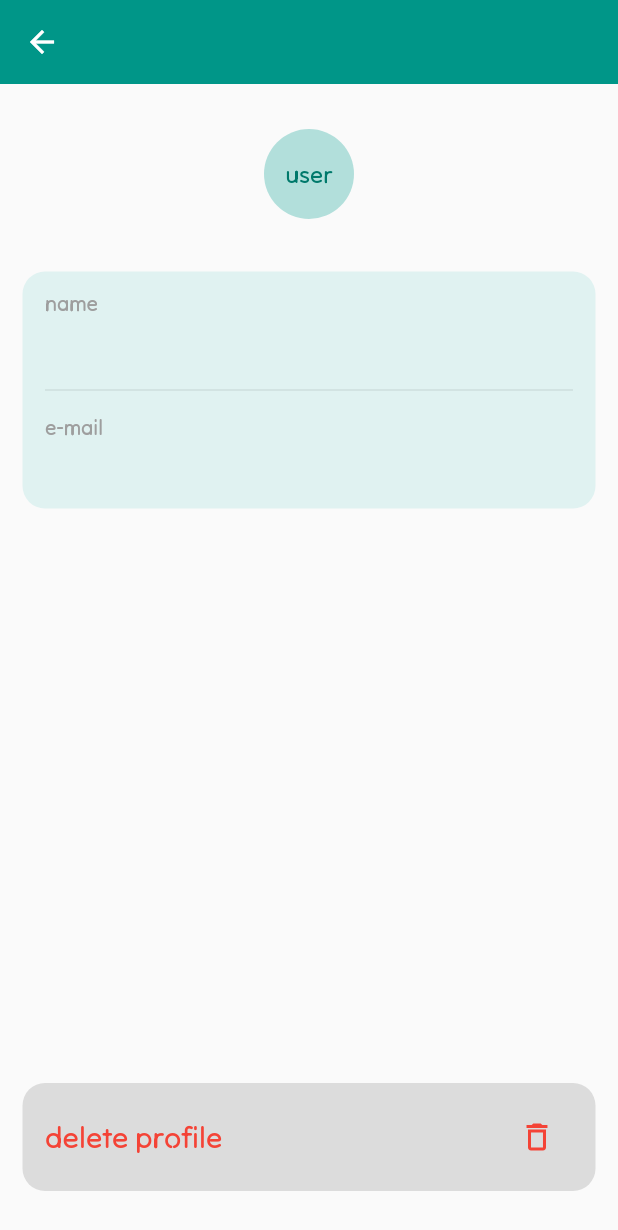
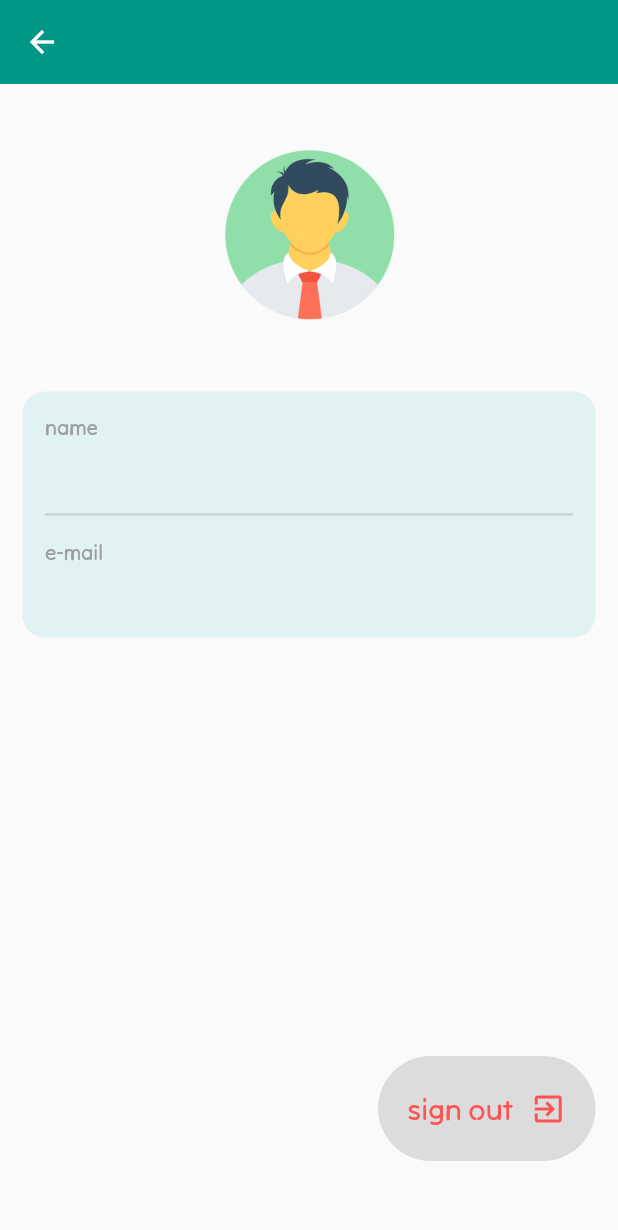
Before and after one commit to SomethingRight/worldofword, a Flutter app: the UserPage screen opened by its route, on a phone screen of 412 x 824 dp. Shown: the top 1230 px of the screen. Run offline on Flutter 3.47's test engine with Material 2 defaults, Android fonts, the phone set to English and light mode, and no system bars; our stand-ins replace cloud_firestore, equatable, firebase_auth, firebase_core, flutter_bloc, flutter_slidable and 2 more; accounts and stored records are empty.

Commit message:
refactoring of bloc + layout refactoring. some design )

```diff
--- a/lib/api/auth/firebase_auth_api.dart
+++ b/lib/api/auth/firebase_auth_api.dart
@@ -1,6 +1,7 @@
 import 'dart:developer';
 
 import 'package:firebase_auth/firebase_auth.dart';
+import 'package:firebase_core/firebase_core.dart';
 import 'package:flutter/foundation.dart';
 import 'package:flutter/material.dart';
 import 'package:injectable/injectable.dart';
@@ -22,8 +23,8 @@ class FirebaseAuthApi implements FbAuthApiI {
       await FirebaseAuth.instance
           .createUserWithEmailAndPassword(email: email, password: password);
       debugPrint('@@@ name=$name');
-
       final User? user = FirebaseAuth.instance.currentUser;
+      user?.updateDisplayName(name);
       return user;
     } on FirebaseAuthException catch (e, stack) {
       throw fbLoginExceptionConverter.fromFirebaseAuthException(e, stack);
--- a/lib/module/menu/pages/user/user_page.dart
+++ b/lib/module/menu/pages/user/user_page.dart
@@ -2,6 +2,8 @@ import 'package:flutter/material.dart';
 import 'package:flutter_bloc/flutter_bloc.dart';
 import 'package:worldofword/core/di/service_locator.dart';
 import 'package:worldofword/module/menu/pages/user/user_page_bloc.dart';
+
+import '../../../../core/navigation/router.dart';
 
 class UserPage extends StatefulWidget {
   const UserPage({super.key});
@@ -9,8 +11,6 @@ class UserPage extends StatefulWidget {
   @override
   State<UserPage> createState() => _UserPageState();
 }
-
-// TODO fix displayName not working
 
 class _UserPageState extends State<UserPage> {
   late UserPageBloc _bloc;
@@ -24,32 +24,45 @@ class _UserPageState extends State<UserPage> {
 
   @override
   Widget build(BuildContext context) {
-    return BlocBuilder<UserPageBloc, UserPageState>(
+    return BlocConsumer<UserPageBloc, UserPageState>(
       bloc: _bloc,
+      listener: (context, state) async {
+        if (state.status == StatusUser.loggedOut) {
+          ScaffoldMessenger.of(context).showSnackBar(const SnackBar(
+            content: Text('logged out'),
+            duration: Duration(seconds: 1),
+          ));
+          await Future.delayed(const Duration(milliseconds: 1500));
+          Navigator.pushReplacementNamed(context, RouterI.authPage);
+        }
+      },
       builder: (context, state) {
         return Scaffold(
           appBar: AppBar(
             elevation: 0,
           ),
           body: Padding(
-            padding: const EdgeInsets.only(left: 15, top: 30, right: 15, bottom: 30),
+            padding:
+                const EdgeInsets.only(left: 15, top: 30, right: 15, bottom: 50),
             child: Column(
               mainAxisAlignment: MainAxisAlignment.spaceBetween,
+              crossAxisAlignment: CrossAxisAlignment.end,
               children: [
                 Column(
                   children: [
-                    Center(
-                      child: CircleAvatar(
-                          radius: 30,
-                          backgroundColor: Theme.of(context).primaryColorLight,
-                          child: const Text('user')),
-                    ),
+                    const Center(
+                        child: CircleAvatar(
+                      backgroundColor: Colors.transparent,
+                      backgroundImage:
+                          AssetImage('assets/images/png/user_avatar.png'),
+                      radius: 70,
+                    )),
                     const SizedBox(
                       height: 35,
                     ),
                     Container(
                       padding: const EdgeInsets.symmetric(
-                          horizontal: 15, vertical: 12),
+                          horizontal: 15, vertical: 15),
                       decoration: BoxDecoration(
                           color: Theme.of(context).secondaryHeaderColor,
                           borderRadius:
@@ -71,7 +84,9 @@ class _UserPageState extends State<UserPage> {
                           const SizedBox(
                             height: 8,
                           ),
-                          const Divider(),
+                          const Divider(
+                            thickness: 1.6,
+                          ),
                           const SizedBox(height: 8),
                           const Text(
                             'e-mail',
@@ -87,26 +102,31 @@ class _UserPageState extends State<UserPage> {
                     ),
                   ],
                 ),
-                Container(
-                  padding:
-                      const EdgeInsets.symmetric(horizontal: 15, vertical: 12),
-                  decoration: BoxDecoration(
-                      color: Theme.of(context).dividerColor,
-                      borderRadius:
-                          const BorderRadius.all(Radius.circular(15))),
+                TextButton(
+                  style: TextButton.styleFrom(
+                      fixedSize: const Size(145, 70),
+                      backgroundColor: Theme.of(context).dividerColor,
+                      shape: const StadiumBorder()),
+                  onPressed: () async {
+                    _bloc.add(SignOut());
+                    // await Future.delayed(const Duration(seconds: 1));
+                    // Navigator.of(context)
+                    //     .pushReplacementNamed(RouterI.authPage);
+                  },
                   child: Row(
-                    mainAxisAlignment: MainAxisAlignment.spaceBetween,
-                    children: [
-                      const Text('delete profile',
-                          style: TextStyle(fontSize: 20, color: Colors.red)),
-                      IconButton(
-                          icon: const Icon(
-                            Icons.delete_outline_outlined,
-                            color: Colors.red,
-                          ),
-                          onPressed: () {
-                            _bloc.add(SignOut());
-                          }),
+                    mainAxisAlignment: MainAxisAlignment.spaceEvenly,
+                    children: const [
+                      Text(
+                        'sign out',
+                        style: TextStyle(
+                            color: Colors.redAccent,
+                            fontSize: 20,
+                            fontWeight: FontWeight.w500),
+                      ),
+                      Icon(
+                        Icons.exit_to_app_outlined,
+                        color: Colors.redAccent,
+                      ),
                     ],
                   ),
                 ),
--- a/lib/module/menu/pages/user/user_page_bloc.dart
+++ b/lib/module/menu/pages/user/user_page_bloc.dart
@@ -1,5 +1,4 @@
 import 'package:firebase_auth/firebase_auth.dart';
-import 'package:flutter/material.dart';
 import 'package:flutter_bloc/flutter_bloc.dart';
 import 'package:equatable/equatable.dart';
 import 'package:injectable/injectable.dart';
@@ -13,19 +12,25 @@ part 'user_page_state.dart';
 @Injectable()
 class UserPageBloc extends Bloc<UserPageEvent, UserPageState> {
   UserPageBloc(this.fbAuthApi)
-      : super(const UserPageState(email: 'e-mail', userName: 'user name')) {
+      : super(const UserPageState(
+            email: 'e-mail',
+            userName: 'user name',
+            status: StatusUser.neutral)) {
     on<SetUser>((event, emit) {
-      emit(state.copyWith(email: event.email, userName: event.userName));
+      emit(state.copyWith(
+          email: event.email,
+          userName: event.userName,
+          status: StatusUser.loggedIn));
     });
     on<SignOut>((event, emit) {
       signOut();
+      emit(state.copyWith(status: StatusUser.loggedOut));
     });
   }
 
   final FbAuthApiI fbAuthApi;
   void setUser() {
     User? userData = fbAuthApi.getUserCredentials();
-    debugPrint(userData.toString());
     add(SetUser(
         email: userData!.email.toString(),
         userName: userData.displayName.toString()));
--- a/lib/module/menu/pages/user/user_page_state.dart
+++ b/lib/module/menu/pages/user/user_page_state.dart
@@ -1,17 +1,24 @@
 part of 'user_page_bloc.dart';
 
+enum StatusUser { neutral, loggedIn, loggedOut }
+
 class UserPageState extends Equatable {
-  const UserPageState({required this.userName, required this.email, this.user});
+  const UserPageState(
+      {required this.userName, required this.email, this.user, required this.status});
 
   final UserModel? user;
   final String userName;
   final String email;
+  final StatusUser status;
 
-  UserPageState copyWith({String? userName, String? email}) {
+  UserPageState copyWith({String? userName, String? email, status}) {
     return UserPageState(
-        userName: userName ?? this.userName, email: email ?? this.email);
+      userName: userName ?? this.userName,
+      email: email ?? this.email,
+      status: status,
+    );
   }
 
   @override
-  List<Object?> get props => [userName, email];
+  List<Object?> get props => [userName, email, status];
 }
--- a/lib/module/menu/widgets/menu_card.dart
+++ b/lib/module/menu/widgets/menu_card.dart
@@ -17,7 +17,7 @@ class MenuCard extends StatelessWidget {
   @override
   Widget build(BuildContext context) {
     return InkWell(
-      splashColor: Colors.blueAccent,
+      splashColor: Theme.of(context).primaryColorLight,
       onTap: onTap,
       child: Card(
         elevation: 5,
```
Also changed, not shown: assets/images/png/user_avatar.png (added).
